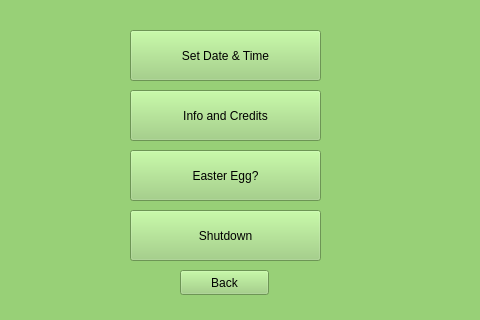
Old version of the form perfectea_gui/title_scr.ui in the repository Charlie1qa/PerfecTea.
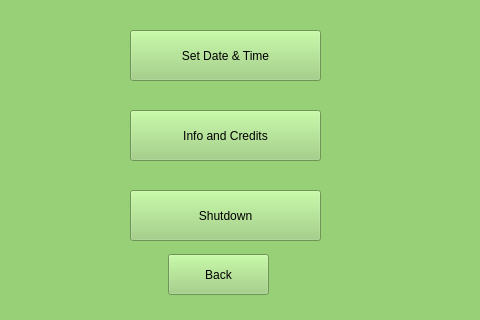
New version of the form. The open tabs and pages were chosen to show the change. Icons and pictures are not drawn.

Patch:
```diff
--- a/perfectea_gui/title_scr.ui
+++ b/perfectea_gui/title_scr.ui
@@ -443,7 +443,7 @@
       <property name="geometry">
        <rect>
         <x>130</x>
-        <y>90</y>
+        <y>110</y>
         <width>191</width>
         <height>51</height>
        </rect>
@@ -452,24 +452,11 @@
        <string>Info and Credits</string>
       </property>
      </widget>
-     <widget class="QPushButton" name="pushButton_9">
-      <property name="geometry">
-       <rect>
-        <x>130</x>
-        <y>150</y>
-        <width>191</width>
-        <height>51</height>
-       </rect>
-      </property>
-      <property name="text">
-       <string>Easter Egg?</string>
-      </property>
-     </widget>
      <widget class="QPushButton" name="pushButton_10">
       <property name="geometry">
        <rect>
         <x>130</x>
-        <y>210</y>
+        <y>190</y>
         <width>191</width>
         <height>51</height>
        </rect>
@@ -481,10 +468,10 @@
      <widget class="QPushButton" name="pushButton_11">
       <property name="geometry">
        <rect>
-        <x>180</x>
-        <y>270</y>
-        <width>89</width>
-        <height>25</height>
+        <x>168</x>
+        <y>254</y>
+        <width>101</width>
+        <height>41</height>
        </rect>
       </property>
       <property name="text">
```
Left out of the diff: 13 changed lines with no effect on the pictures.
